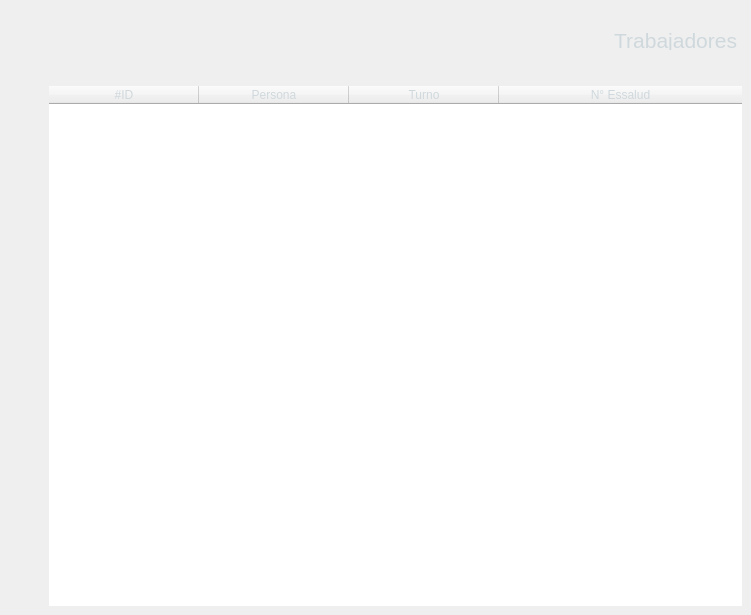
The window that ui/trabajador_frame.ui (hm2206/strong_teeth) describes before a commit, drawn with Qt 5.
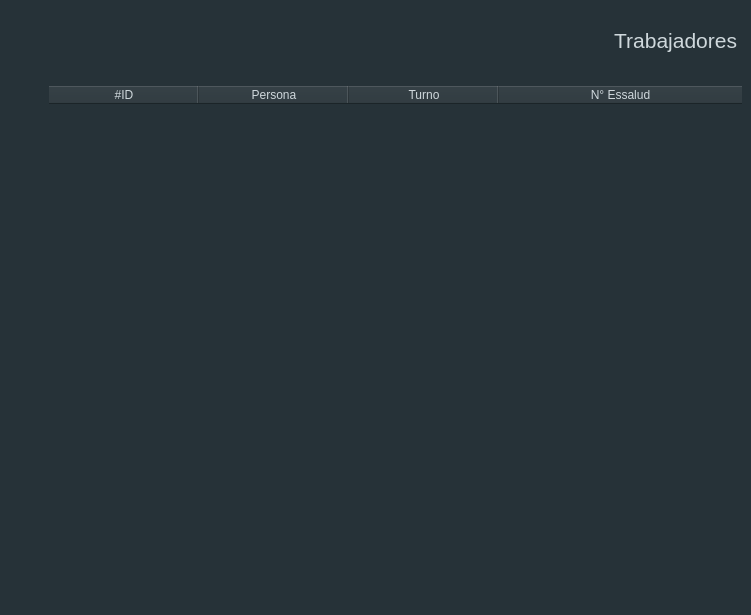
The same window after the commit. Icons and pictures are not drawn.

What changed in the file:
```diff
--- a/ui/trabajador_frame.ui
+++ b/ui/trabajador_frame.ui
@@ -13,6 +13,9 @@
   <property name="windowTitle">
    <string>Frame</string>
   </property>
+  <property name="styleSheet">
+   <string notr="true">background-color: #263238;</string>
+  </property>
   <property name="lineWidth">
    <number>0</number>
   </property>
@@ -56,9 +59,9 @@
       <property name="geometry">
        <rect>
         <x>486</x>
-        <y>30</y>
+        <y>20</y>
         <width>211</width>
-        <height>20</height>
+        <height>41</height>
        </rect>
       </property>
       <property name="sizePolicy">
```
